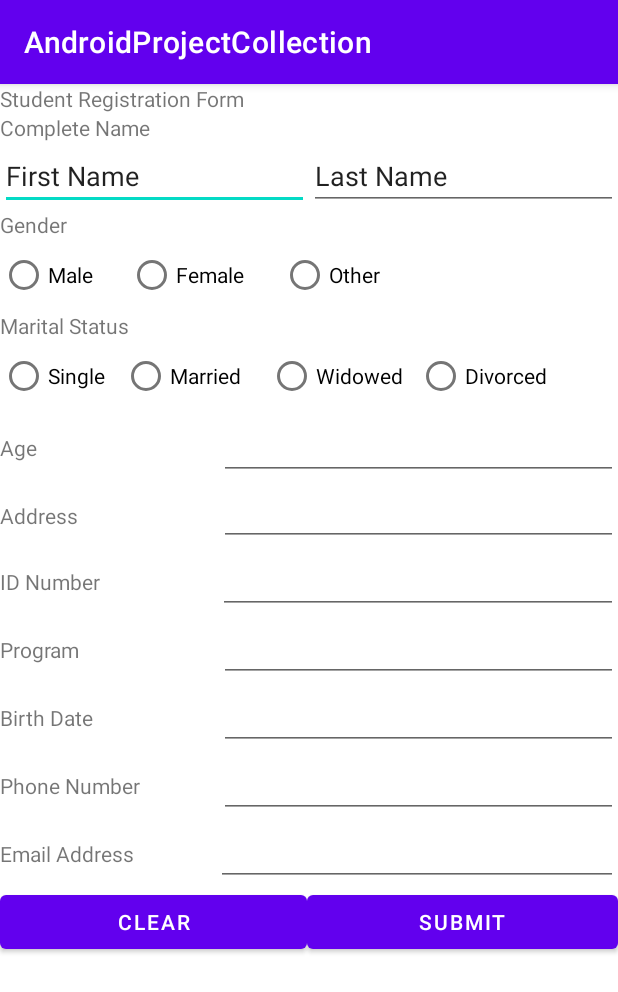
After one commit to Maggins08/AndroidProjectCollection, an Android app: the PassingIntentsExercise screen opened directly, with no data from a screen before it, on a phone screen of 412 x 824 dp. The commit adds this screen. Shown: the top 992 px of the screen. Run offline under Robolectric (Android 15) with nearby library versions, the phone set to English and light mode, and no system bars.

Commit message:
1st Commit

```diff
--- a/AndroidProjectCollection/app/src/main/AndroidManifest.xml
+++ b/AndroidProjectCollection/app/src/main/AndroidManifest.xml
@@ -11,6 +11,12 @@
         android:supportsRtl="true"
         android:theme="@style/Theme.AndroidProjectCollection"
         tools:targetApi="31">
+        <activity
+            android:name=".PassingIntentsExercise2"
+            android:exported="false" />
+        <activity
+            android:name=".PassingIntentsExercise"
+            android:exported="false" />
         <activity
             android:name=".Connect3"
             android:exported="false" />
--- /dev/null
+++ b/AndroidProjectCollection/app/src/main/res/layout/activity_passing_intents_exercise.xml
@@ -0,0 +1,292 @@
+<?xml version="1.0" encoding="utf-8"?>
+<androidx.constraintlayout.widget.ConstraintLayout xmlns:android="http://schemas.android.com/apk/res/android"
+    xmlns:app="http://schemas.android.com/apk/res-auto"
+    xmlns:tools="http://schemas.android.com/tools"
+    android:layout_width="match_parent"
+    android:layout_height="match_parent"
+    tools:context=".PassingIntentsExercise">
+
+    <LinearLayout
+        android:layout_width="match_parent"
+        android:layout_height="match_parent"
+        android:orientation="vertical">
+
+        <TextView
+            android:id="@+id/textView"
+            android:layout_width="match_parent"
+            android:layout_height="wrap_content"
+            android:text="Student Registration Form" />
+
+        <TextView
+            android:id="@+id/textView3"
+            android:layout_width="match_parent"
+            android:layout_height="wrap_content"
+            android:text="Complete Name" />
+
+        <LinearLayout
+            android:layout_width="match_parent"
+            android:layout_height="wrap_content"
+            android:orientation="horizontal">
+
+            <EditText
+                android:id="@+id/etxtFName"
+                android:layout_width="wrap_content"
+                android:layout_height="wrap_content"
+                android:layout_weight="1"
+                android:ems="10"
+                android:inputType="textPersonName"
+                android:text="First Name" />
+
+            <EditText
+                android:id="@+id/etxtLName"
+                android:layout_width="wrap_content"
+                android:layout_height="wrap_content"
+                android:layout_weight="1"
+                android:ems="10"
+                android:inputType="textPersonName"
+                android:text="Last Name" />
+
+        </LinearLayout>
+
+        <TextView
+            android:id="@+id/textView5"
+            android:layout_width="wrap_content"
+            android:layout_height="wrap_content"
+            android:text="Gender" />
+
+        <RadioGroup
+            android:layout_width="wrap_content"
+            android:layout_height="wrap_content"
+            android:orientation="horizontal">
+
+            <RadioButton
+                android:id="@+id/radMale"
+                android:layout_width="85dp"
+                android:layout_height="wrap_content"
+                android:text="Male" />
+
+            <RadioButton
+                android:id="@+id/radFemale"
+                android:layout_width="102dp"
+                android:layout_height="wrap_content"
+                android:text="Female" />
+
+            <RadioButton
+                android:id="@+id/radOthers"
+                android:layout_width="99dp"
+                android:layout_height="wrap_content"
+                android:text="Other" />
+
+        </RadioGroup>
+
+        <TextView
+            android:id="@+id/txtMarital"
+            android:layout_width="match_parent"
+            android:layout_height="wrap_content"
+            android:text="Marital Status" />
+
+        <RadioGroup
+            android:layout_width="match_parent"
+            android:layout_height="wrap_content"
+            android:orientation="horizontal">
+
+            <RadioButton
+                android:id="@+id/radSingle"
+                android:layout_width="81dp"
+                android:layout_height="wrap_content"
+                android:text="Single" />
+
+            <RadioButton
+                android:id="@+id/radMarried"
+                android:layout_width="97dp"
+                android:layout_height="wrap_content"
+                android:text="Married" />
+
+            <RadioButton
+                android:id="@+id/radWidowed"
+                android:layout_width="99dp"
+                android:layout_height="wrap_content"
+                android:text="Widowed" />
+
+            <RadioButton
+                android:id="@+id/radDivorced"
+                android:layout_width="wrap_content"
+                android:layout_height="wrap_content"
+                android:layout_weight="1"
+                android:text="Divorced" />
+
+        </RadioGroup>
+
+        <LinearLayout
+            android:layout_width="match_parent"
+            android:layout_height="wrap_content"
+            android:orientation="horizontal">
+
+            <TextView
+                android:id="@+id/txtAge"
+                android:layout_width="93dp"
+                android:layout_height="wrap_content"
+                android:layout_weight="1"
+                android:text="Age" />
+
+            <EditText
+                android:id="@+id/etxtAge"
+                android:layout_width="wrap_content"
+                android:layout_height="wrap_content"
+                android:layout_weight="1"
+                android:ems="10"
+                android:inputType="textPersonName" />
+        </LinearLayout>
+
+        <LinearLayout
+            android:layout_width="match_parent"
+            android:layout_height="44dp"
+            android:orientation="horizontal">
+
+            <TextView
+                android:id="@+id/txtAddress"
+                android:layout_width="93dp"
+                android:layout_height="wrap_content"
+                android:layout_weight="1"
+                android:text="Address" />
+
+            <EditText
+                android:id="@+id/etxtAddress"
+                android:layout_width="wrap_content"
+                android:layout_height="wrap_content"
+                android:layout_weight="1"
+                android:ems="10"
+                android:inputType="textPersonName" />
+        </LinearLayout>
+
+        <LinearLayout
+            android:layout_width="match_parent"
+            android:layout_height="wrap_content"
+            android:orientation="horizontal">
+
+            <TextView
+                android:id="@+id/txtIDNumber"
+                android:layout_width="92dp"
+                android:layout_height="wrap_content"
+                android:layout_weight="1"
+                android:text="ID Number" />
+
+            <EditText
+                android:id="@+id/etxtIDNumber"
+                android:layout_width="wrap_content"
+                android:layout_height="wrap_content"
+                android:layout_weight="1"
+                android:ems="10"
+                android:inputType="textPersonName" />
+        </LinearLayout>
+
+        <LinearLayout
+            android:layout_width="match_parent"
+            android:layout_height="wrap_content"
+            android:orientation="horizontal">
+
+            <TextView
+                android:id="@+id/txtProgram"
+                android:layout_width="93dp"
+                android:layout_height="wrap_content"
+                android:layout_weight="1"
+                android:text="Program" />
+
+            <EditText
+                android:id="@+id/etxtProgram"
+                android:layout_width="wrap_content"
+                android:layout_height="wrap_content"
+                android:layout_weight="1"
+                android:ems="10"
+                android:inputType="textPersonName" />
+        </LinearLayout>
+
+        <LinearLayout
+            android:layout_width="match_parent"
+            android:layout_height="wrap_content"
+            android:orientation="horizontal">
+
+            <TextView
+                android:id="@+id/textView4"
+                android:layout_width="93dp"
+                android:layout_height="wrap_content"
+                android:layout_weight="1"
+                android:text="Birth Date" />
+
+            <EditText
+                android:id="@+id/etxtBdate"
+                android:layout_width="wrap_content"
+                android:layout_height="wrap_content"
+                android:layout_weight="1"
+                android:ems="10"
+                android:inputType="textPersonName" />
+
+        </LinearLayout>
+
+        <LinearLayout
+            android:layout_width="match_parent"
+            android:layout_height="wrap_content"
+            android:layout_weight="0"
+            android:orientation="horizontal">
+
+            <TextView
+                android:id="@+id/textView6"
+                android:layout_width="wrap_content"
+                android:layout_height="wrap_content"
+                android:layout_weight="1"
+                android:text="Phone Number" />
+
+            <EditText
+                android:id="@+id/etxtPhoneNumber"
+                android:layout_width="wrap_content"
+                android:layout_height="wrap_content"
+                android:layout_weight="1"
+                android:ems="10"
+                android:inputType="textPersonName" />
+        </LinearLayout>
+
+        <LinearLayout
+            android:layout_width="match_parent"
+            android:layout_height="wrap_content"
+            android:orientation="horizontal">
+
+            <TextView
+                android:id="@+id/textView9"
+                android:layout_width="wrap_content"
+                android:layout_height="wrap_content"
+                android:layout_weight="1"
+                android:text="Email Address" />
+
+            <EditText
+                android:id="@+id/etxtEmailAdd"
+                android:layout_width="wrap_content"
+                android:layout_height="wrap_content"
+                android:layout_weight="1"
+                android:ems="10"
+                android:inputType="textEmailAddress" />
+
+        </LinearLayout>
+
+        <LinearLayout
+            android:layout_width="match_parent"
+            android:layout_height="match_parent"
+            android:orientation="horizontal">
+
+            <Button
+                android:id="@+id/btnPIClear"
+                android:layout_width="wrap_content"
+                android:layout_height="wrap_content"
+                android:layout_weight="1"
+                android:text="Clear" />
+
+            <Button
+                android:id="@+id/btnPLSubmit"
+                android:layout_width="wrap_content"
+                android:layout_height="wrap_content"
+                android:layout_weight="1"
+                android:text="Submit" />
+        </LinearLayout>
+
+    </LinearLayout>
+
+</androidx.constraintlayout.widget.ConstraintLayout>
```
Also changed, not shown: AndroidProjectCollection/app/src/main/java/com/example/androidprojectcollection/PassingIntentsExercise.java (added, +89 -0 lines), AndroidProjectCollection/app/src/main/java/com/example/androidprojectcollection/PassingIntentsExercise2.java (added, +14 -0 lines), AndroidProjectCollection/app/src/main/res/layout/activity_main.xml (+47 -15 lines), AndroidProjectCollection/app/src/main/res/layout/activity_passing_intents_exercise2.xml (added, +246 -0 lines).
